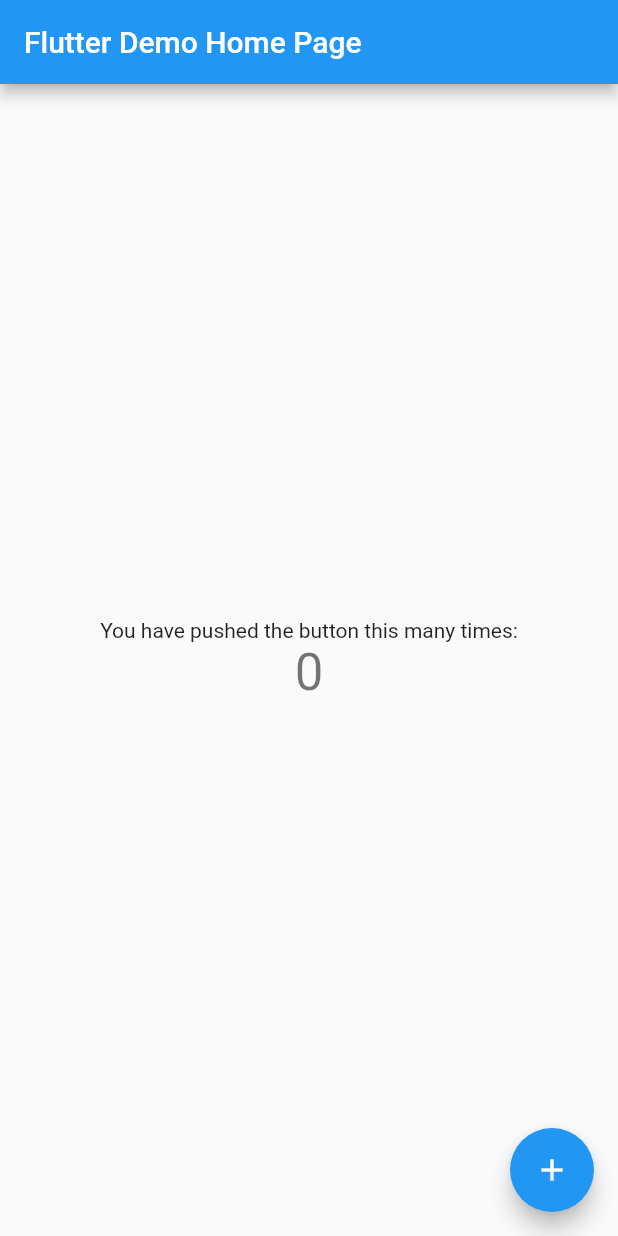
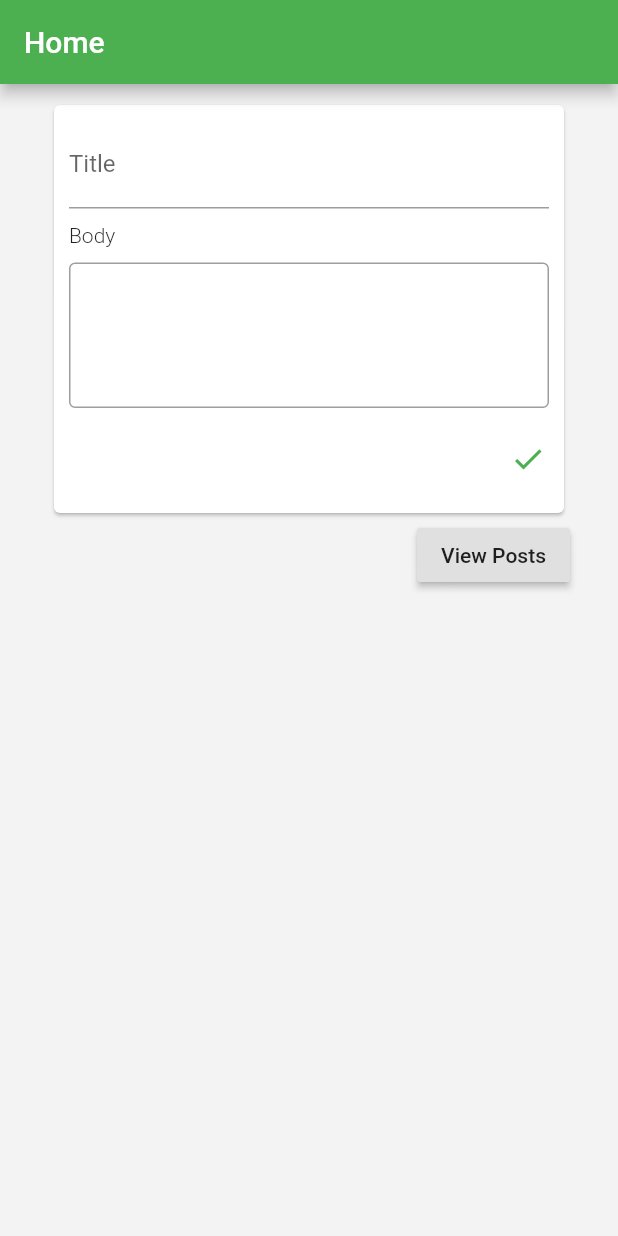
Before and after one commit to josepaulodelacruz/flutter_starter, a Flutter app: the screen it shows after launch, on a phone screen of 412 x 824 dp. Run offline on Flutter 3.47's test engine with Material 2 defaults, Android fonts, the phone set to English and light mode, and no system bars.

Commit message:
feat: init pages

```diff
--- /dev/null
+++ b/lib/core/models/Post.dart
@@ -0,0 +1,20 @@
+class Post {
+  String title;
+  String body;
+
+  Post({this.title, this.body});
+
+  Post.fromJson(Map<String, dynamic> json) {
+    title = json['title'];
+    body = json['body'];
+  }
+
+  Map<String, dynamic> toJson() {
+    final Map<String, dynamic> data = new Map<String, dynamic>();
+    data['title'] = this.title;
+    data['body'] = this.body;
+    return data;
+  }
+
+
+}
--- /dev/null
+++ b/lib/core/providers/post_data.dart
@@ -0,0 +1,34 @@
+import 'package:flutter/foundation.dart';
+import 'package:starter_template/core/services/api.dart';
+import 'package:starter_template/core/models/Post.dart';
+
+class PostData extends ChangeNotifier {
+  Api _api = Api();
+  String _title;
+  String _body;
+
+  String get title => _title;
+  String get body => _body;
+
+  titleUpdate (String text) {
+    _title = text;
+  }
+
+  bodyUpdate (String text) {
+    _body = text;
+  }
+
+  fetchPosts () async {
+    List<dynamic> posts = await _api.getPostsForUser();
+    return posts;
+  }
+
+  addPost () async {
+    Map<String, dynamic> _post = {'title': _title, 'body': _body};
+    final posts = await fetchPosts();
+    posts.add(Post.fromJson(_post));
+    return posts;
+  }
+
+
+}
--- /dev/null
+++ b/lib/core/services/api.dart
@@ -0,0 +1,25 @@
+import 'dart:convert';
+import 'package:http/http.dart' as http;
+import 'package:starter_template/core/models/Post.dart';
+
+class Api {
+  static const endpoint = 'https://jsonplaceholder.typicode.com';
+  var client = new http.Client();
+
+  Future<List<Post>> getPostsForUser() async {
+    var posts = List<Post>();
+    // Get user posts for id
+    var response = await client.get('$endpoint/posts');
+
+    // parse into List
+    var parsed = json.decode(response.body) as List<dynamic>;
+
+    // loop and convert each item to Post
+    for (var post in parsed) {
+      posts.add(Post.fromJson(post));
+    }
+
+    return posts;
+  }
+
+}
--- /dev/null
+++ b/lib/core/utils/colorParse.dart
@@ -0,0 +1,11 @@
+import 'package:flutter/material.dart';
+
+Color getColorFromHex(String hexColor) {
+  hexColor = hexColor.toUpperCase().replaceAll('#', '');
+
+  if (hexColor.length == 6) {
+    hexColor = 'FF' + hexColor;
+  }
+
+  return Color(int.parse(hexColor, radix: 16));
+}
--- a/lib/main.dart
+++ b/lib/main.dart
@@ -1,65 +1,34 @@
 import 'package:flutter/material.dart';
+import 'package:starter_template/core/providers/post_data.dart';
+import 'package:starter_template/core/utils/colorParse.dart';
+import 'package:provider/provider.dart';
+
+//routes
+import 'package:starter_template/ui/router.dart';
 
 void main() {
   runApp(MyApp());
 }
 
 class MyApp extends StatelessWidget {
-  // This widget is the root of your application.
   @override
   Widget build(BuildContext context) {
-    return MaterialApp(
-      title: 'Flutter Demo',
-      theme: ThemeData(
-        visualDensity: VisualDensity.adaptivePlatformDensity,
-      ),
-      home: MyHomePage(title: 'Flutter Demo Home Page'),
+    // TODO: implement build
+    return MultiProvider(
+      providers: [
+        ChangeNotifierProvider<PostData>(
+          create: (_) => PostData(),
+        )
+      ],
+      child: MaterialApp(
+        theme: ThemeData(
+          primarySwatch: Colors.green,
+          scaffoldBackgroundColor: getColorFromHex('#f3f3f3')
+        ),
+        title: 'Provider Starter project',
+        initialRoute: '/',
+        onGenerateRoute: Router.generateRoute,
+      )
     );
   }
 }
-
-class MyHomePage extends StatefulWidget {
-  MyHomePage({Key key, this.title}) : super(key: key);
-  final String title;
-
-  @override
-  _MyHomePageState createState() => _MyHomePageState();
-}
-
-class _MyHomePageState extends State<MyHomePage> {
-  int _counter = 0;
-
-  void _incrementCounter() {
-    setState(() {
-      _counter++;
-    });
-  }
-
-  @override
-  Widget build(BuildContext context) {
-    return Scaffold(
-      appBar: AppBar(
-        title: Text(widget.title),
-      ),
-      body: Center(
-        child: Column(
-          mainAxisAlignment: MainAxisAlignment.center,
-          children: <Widget>[
-            Text(
-              'You have pushed the button this many times:',
-            ),
-            Text(
-              '$_counter',
-              style: Theme.of(context).textTheme.headline4,
-            ),
-          ],
-        ),
-      ),
-      floatingActionButton: FloatingActionButton(
-        onPressed: _incrementCounter,
-        tooltip: 'Increment',
-        child: Icon(Icons.add),
-      ), // This trailing comma makes auto-formatting nicer for build methods.
-    );
-  }
-}
--- /dev/null
+++ b/lib/ui/router.dart
@@ -0,0 +1,25 @@
+import 'package:flutter/material.dart';
+import 'package:starter_template/core/models/Post.dart';
+import 'package:starter_template/ui/views/DefaultScreens/HomeScreen.dart';
+import 'package:starter_template/ui/views/DefaultScreens/ListScreen.dart';
+import 'package:starter_template/ui/views/DefaultScreens/ViewListScreen.dart';
+
+class Router {
+  static Route<dynamic> generateRoute(RouteSettings settings) {
+    switch (settings.name) {
+      case '/':
+        return MaterialPageRoute(builder: (_) => HomeScreen());
+      case '/list':
+        return MaterialPageRoute(builder: (_) => ListScreen());
+      case '/view':
+        Post post = settings.arguments;
+        return MaterialPageRoute(builder: (_) => ViewListScreen(post: post));
+      default:
+        return MaterialPageRoute(
+          builder: (_) => Scaffold(
+            body: Center(child: Text('No defined route'))
+          )
+        );
+    }
+  }
+}
--- /dev/null
+++ b/lib/ui/views/DefaultScreens/HomeScreen.dart
@@ -0,0 +1,83 @@
+import 'package:flutter/cupertino.dart';
+import 'package:flutter/material.dart';
+import 'package:provider/provider.dart';
+import 'package:starter_template/core/providers/post_data.dart';
+
+class HomeScreen extends StatelessWidget {
+  @override
+  Widget build(BuildContext context) {
+    final postData = Provider.of<PostData>(context);
+    // TODO: implement build
+    return Scaffold(
+      appBar: AppBar(
+        title: Text('Home')
+      ),
+      body: SingleChildScrollView(
+        child: Container(
+          margin: EdgeInsets.symmetric(horizontal: 32, vertical: 10),
+          child: Column(
+            children: <Widget>[
+              Container(
+                height: 280,
+                width: MediaQuery.of(context).size.width,
+                child: Card(
+                  child: Column(
+                    crossAxisAlignment: CrossAxisAlignment.start,
+                    children: <Widget>[
+                      Container(
+                        padding: EdgeInsets.all(10),
+                        child: TextField(
+                          controller: TextEditingController(text: postData.title),
+                          onChanged: (val) {
+                            postData.titleUpdate(val);
+                          },
+                          decoration: InputDecoration(
+                            labelText: 'Title',
+                          ),
+                        )
+                      ),
+                      Container(
+                        padding: EdgeInsets.only(left: 10),
+                        child: Text('Body', style: TextStyle(fontWeight: FontWeight.w300)),
+                      ),
+                      Container(
+                        padding: EdgeInsets.all(10),
+                        child: TextField(
+                          maxLines: 3,
+                          controller: TextEditingController(text: postData.body),
+                          onChanged: (val) {
+                            postData.bodyUpdate(val);
+                          },
+                          decoration: InputDecoration(
+                              border: OutlineInputBorder()
+                          ),
+                        )
+                      ),
+                      Align(
+                        alignment: Alignment.topRight,
+                        child: IconButton(
+                          onPressed: () async {
+                            await postData.addPost();
+                            Navigator.pushNamed(context, '/list');
+                          },
+                          icon: Icon(Icons.check, color: Colors.green)
+                        )
+                      )
+                    ],
+                  )
+                )
+              ),
+              Align(
+                alignment: Alignment.topRight,
+                child: RaisedButton(
+                  onPressed: () => Navigator.pushNamed(context, '/list'),
+                  child: Text('View Posts')
+                )
+              )
+            ],
+          )
+        )
+      )
+    );
+  }
+}
--- /dev/null
+++ b/lib/ui/views/DefaultScreens/ViewListScreen.dart
@@ -0,0 +1,26 @@
+import 'package:flutter/material.dart';
+
+class ViewListScreen extends StatelessWidget {
+  final post;
+
+  ViewListScreen({this.post});
+
+  @override
+  Widget build(BuildContext context) {
+    // TODO: implement build
+    return Scaffold(
+      appBar: AppBar(
+        title: Text('View List')
+      ),
+      body: Container(
+        margin: EdgeInsets.all(32),
+        child: Card(
+          child: ListTile(
+            title: Text('${post.title}'),
+            subtitle: Text('${post.body}'),
+          ),
+        )
+      )
+    );
+  }
+}
--- a/pubspec.yaml
+++ b/pubspec.yaml
@@ -29,6 +29,7 @@ dependencies:
   # Use with the CupertinoIcons class for iOS style icons.
   cupertino_icons: ^0.1.3
   provider: ^4.1.3
+  http: ^0.12.1
 
 dev_dependencies:
   flutter_test:
```
Also changed, not shown: lib/ui/views/DefaultScreens/ListScreen.dart (added, +45 -0 lines), pubspec.lock.
